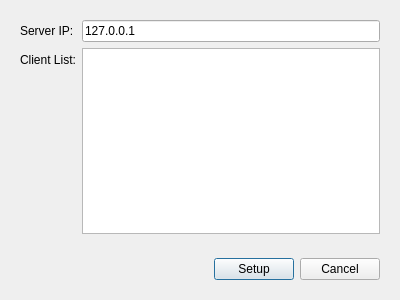
Before: the Qt Designer form src/serverdialog.ui in roastduck/gomoku, drawn with Qt 5.
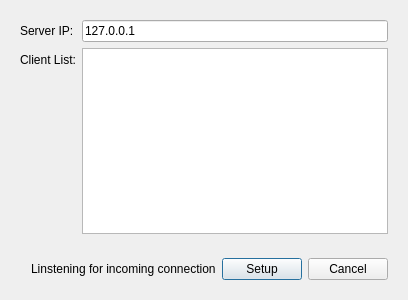
After: the same form once the commit is applied.

```diff
--- a/src/serverdialog.ui
+++ b/src/serverdialog.ui
@@ -6,7 +6,7 @@
    <rect>
     <x>0</x>
     <y>0</y>
-    <width>400</width>
+    <width>408</width>
     <height>300</height>
    </rect>
   </property>
@@ -66,6 +66,13 @@
         </property>
        </spacer>
       </item>
+      <item>
+       <widget class="QLabel" name="listeningLabel">
+        <property name="text">
+         <string>Linstening for incoming connection</string>
+        </property>
+       </widget>
+      </item>
       <item>
        <widget class="QPushButton" name="setupButton">
         <property name="text">
```
Left out of the diff: 6 changed lines with no effect on the pictures.
